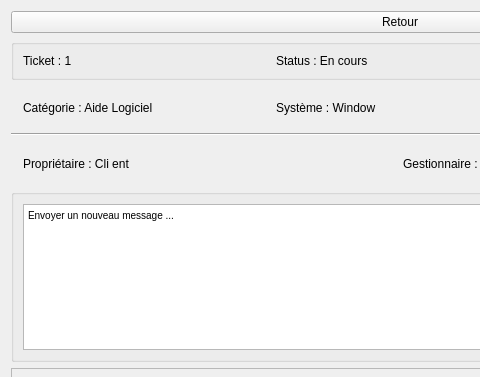
clairekth/EasyTicket, file code/pageresolutionticket.ui: the form before one commit; both pictures show x 0 to 480 and y 0 to 377 of the 800 by 600 pixel window.
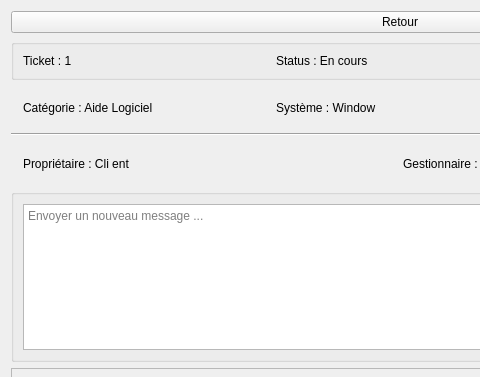
The form after the commit.

Commit message: Ajout de message fonctionnel

```diff
--- a/code/pageresolutionticket.ui
+++ b/code/pageresolutionticket.ui
@@ -132,8 +132,11 @@
          <string>&lt;!DOCTYPE HTML PUBLIC &quot;-//W3C//DTD HTML 4.0//EN&quot; &quot;http://www.w3.org/TR/REC-html40/strict.dtd&quot;&gt;
 &lt;html&gt;&lt;head&gt;&lt;meta name=&quot;qrichtext&quot; content=&quot;1&quot; /&gt;&lt;style type=&quot;text/css&quot;&gt;
 p, li { white-space: pre-wrap; }
-&lt;/style&gt;&lt;/head&gt;&lt;body style=&quot; font-family:'MS Shell Dlg 2'; font-size:7.8pt; font-weight:400; font-style:normal;&quot;&gt;
-&lt;p style=&quot; margin-top:0px; margin-bottom:0px; margin-left:0px; margin-right:0px; -qt-block-indent:0; text-indent:0px;&quot;&gt;Envoyer un nouveau message ...&lt;/p&gt;&lt;/body&gt;&lt;/html&gt;</string>
+&lt;/style&gt;&lt;/head&gt;&lt;body style=&quot; font-family:'MS Shell Dlg 2'; font-size:8.25pt; font-weight:400; font-style:normal;&quot;&gt;
+&lt;p style=&quot;-qt-paragraph-type:empty; margin-top:0px; margin-bottom:0px; margin-left:0px; margin-right:0px; -qt-block-indent:0; text-indent:0px;&quot;&gt;&lt;br /&gt;&lt;/p&gt;&lt;/body&gt;&lt;/html&gt;</string>
+        </property>
+        <property name="placeholderText">
+         <string>Envoyer un nouveau message ...</string>
         </property>
        </widget>
       </item>
```
Left out of the diff: 4 changed lines with no effect on the pictures. The commit also changes 6 other files.
